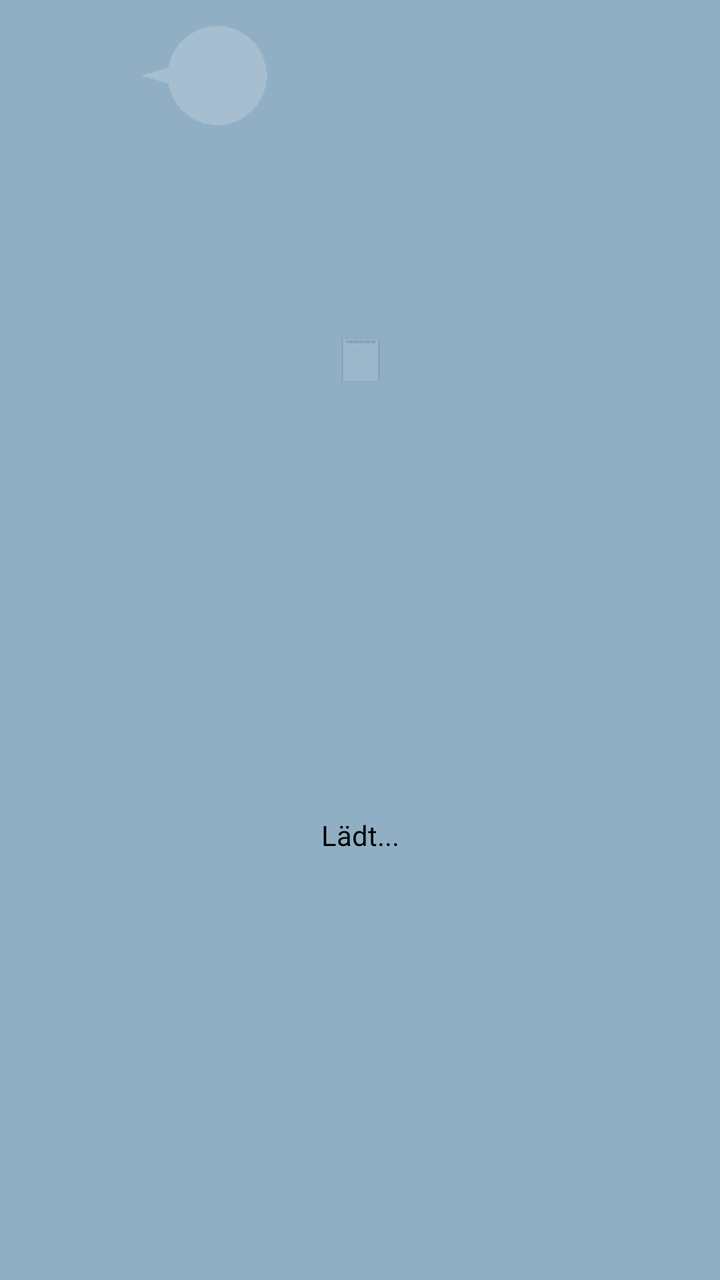
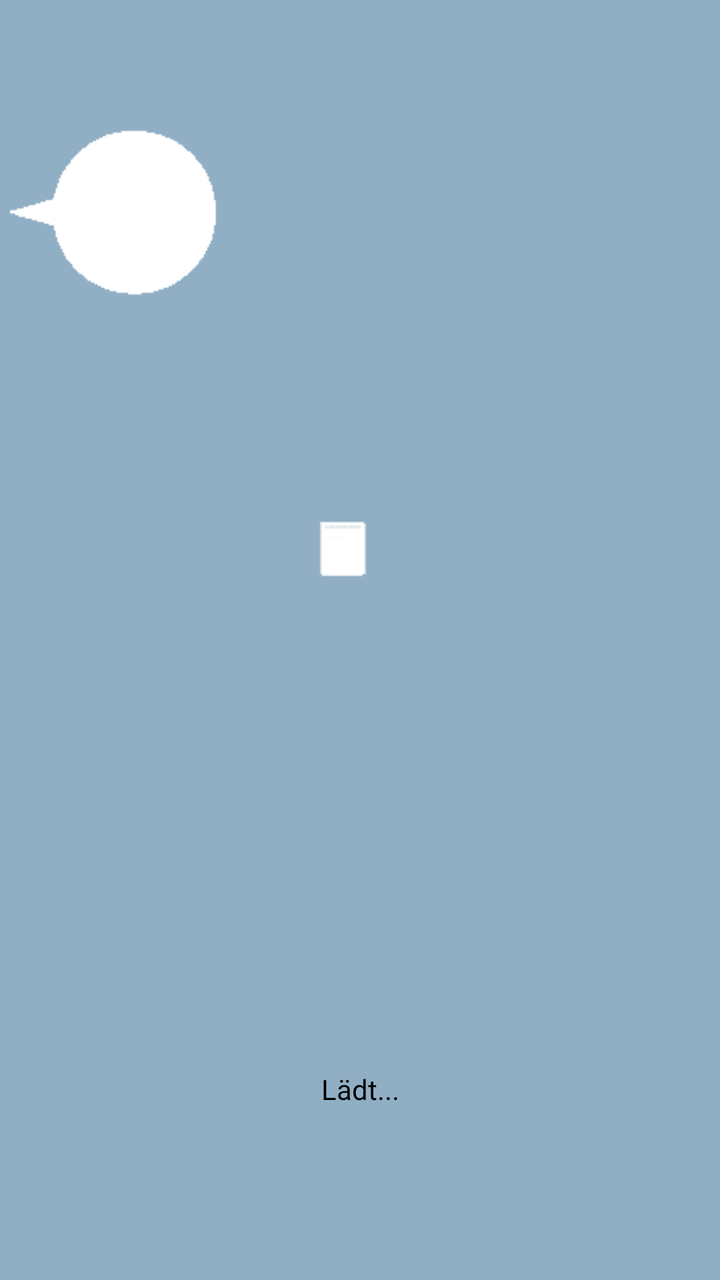

Two renders of the same Android screen: before a commit and after it. Below are the layout's source before the change and the commit's diff.
<!-- AndroidManifest.xml: activity theme Theme.NotesApp.NoActionBar -->
<!-- res/layout/activity_splash.xml -->
<?xml version="1.0" encoding="utf-8"?>
<androidx.constraintlayout.widget.ConstraintLayout
    xmlns:android="http://schemas.android.com/apk/res/android"
    xmlns:app="http://schemas.android.com/apk/res-auto"
    xmlns:tools="http://schemas.android.com/tools"
    android:layout_width="match_parent"
    android:layout_height="match_parent"
    android:background="@color/mist"
    tools:context=".SplashActivity">

    

    
    <ImageView
        android:id="@+id/splashIcon"
        android:layout_width="wrap_content"
        android:layout_height="wrap_content"
        android:adjustViewBounds="true"
        android:contentDescription="@string/app_logo_beim_start"
        android:scaleType="centerInside"
        android:src="@drawable/splash_animation"
        app:layout_constraintTop_toTopOf="parent"
        app:layout_constraintStart_toStartOf="parent"
        app:layout_constraintEnd_toEndOf="parent"
        app:layout_constraintVertical_bias="0.3" />

    
    <ProgressBar
        android:id="@+id/progressBar"
        android:layout_width="wrap_content"
        android:layout_height="wrap_content"
        android:indeterminate="true"
        app:layout_constraintTop_toBottomOf="@id/splashIcon"
        app:layout_constraintStart_toStartOf="parent"
        app:layout_constraintEnd_toEndOf="parent"
        app:layout_constraintVertical_bias="0.0" />

    <TextView
        android:id="@+id/textView"
        android:layout_width="wrap_content"
        android:layout_height="wrap_content"
        android:text="@string/loading_text"
        android:textColor="@android:color/black"
        app:layout_constraintTop_toBottomOf="@id/progressBar"
        app:layout_constraintStart_toStartOf="parent"
        app:layout_constraintEnd_toEndOf="parent"
        app:layout_constraintBottom_toBottomOf="parent"
        app:layout_constraintVertical_bias="0.0" />

</androidx.constraintlayout.widget.ConstraintLayout>
<!-- resources referenced by this layout -->
<resources>
  <color name="mist">#90AFC5</color>
  <!-- drawable splash_animation: vector/xml drawable (drawable, 5415 chars, omitted) -->
  <string name="app_logo_beim_start">App-Logo beim Start</string>
  <string name="loading_text">Lädt...</string>
  <style name="Theme.NotesApp.NoActionBar" parent="Theme.MaterialComponents.DayNight.NoActionBar">
          
          <item name="android:windowFullscreen">true</item>
          <item name="android:windowNoTitle">true</item>
          
          <item name="android:statusBarColor">@android:color/transparent</item>
          <item name="android:navigationBarColor">@android:color/black</item>
          <item name="android:windowBackground">@color/white</item>
      </style>
  <color name="white">#FFFFFFFF</color>
</resources>

<!-- the commit's change to res/layout/activity_splash.xml (unified diff, before → after) -->
@@ -10,30 +10,30 @@
 
     
 
-    
     <ImageView
-        android:id="@+id/splashIcon"
+        android:id="@+id/splashImage"
         android:layout_width="wrap_content"
         android:layout_height="wrap_content"
+        android:layout_marginTop="52dp"
         android:adjustViewBounds="true"
         android:contentDescription="@string/app_logo_beim_start"
         android:scaleType="centerInside"
-        android:src="@drawable/splash_animation"
-        app:layout_constraintTop_toTopOf="parent"
+        android:src="@drawable/animation"
+        app:layout_constraintEnd_toEndOf="parent"
+        app:layout_constraintHorizontal_bias="0.0"
         app:layout_constraintStart_toStartOf="parent"
-        app:layout_constraintEnd_toEndOf="parent"
-        app:layout_constraintVertical_bias="0.3" />
+        app:layout_constraintTop_toTopOf="parent" />
 
-    
     <ProgressBar
         android:id="@+id/progressBar"
         android:layout_width="wrap_content"
         android:layout_height="wrap_content"
+        android:layout_marginTop="28dp"
         android:indeterminate="true"
-        app:layout_constraintTop_toBottomOf="@id/splashIcon"
+        app:layout_constraintEnd_toEndOf="parent"
+        app:layout_constraintHorizontal_bias="0.498"
         app:layout_constraintStart_toStartOf="parent"
-        app:layout_constraintEnd_toEndOf="parent"
-        app:layout_constraintVertical_bias="0.0" />
+        app:layout_constraintTop_toBottomOf="@id/splashImage" />
 
     <TextView
         android:id="@+id/textView"
@@ -41,10 +41,10 @@
         android:layout_height="wrap_content"
         android:text="@string/loading_text"
         android:textColor="@android:color/black"
+        app:layout_constraintBottom_toBottomOf="parent"
+        app:layout_constraintEnd_toEndOf="parent"
+        app:layout_constraintStart_toStartOf="parent"
         app:layout_constraintTop_toBottomOf="@id/progressBar"
-        app:layout_constraintStart_toStartOf="parent"
-        app:layout_constraintEnd_toEndOf="parent"
-        app:layout_constraintBottom_toBottomOf="parent"
-        app:layout_constraintVertical_bias="0.0" />
+        app:layout_constraintVertical_bias="0.171" />
 
 </androidx.constraintlayout.widget.ConstraintLayout>
<!-- resource entries referenced after the edit -->
@@ -1,7 +1,7 @@
 <!-- resources referenced by this layout -->
 <resources>
   <color name="mist">#90AFC5</color>
-  <!-- drawable splash_animation: vector/xml drawable (drawable, 5415 chars, omitted) -->
+  <!-- drawable animation: webp bitmap (drawable, 71978 bytes) -->
   <string name="app_logo_beim_start">App-Logo beim Start</string>
   <string name="loading_text">Lädt...</string>
   <style name="Theme.NotesApp.NoActionBar" parent="Theme.MaterialComponents.DayNight.NoActionBar">
